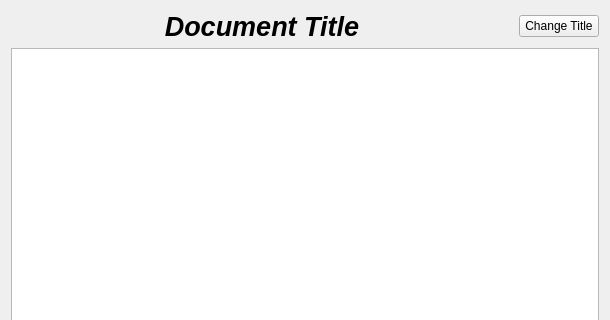
The window that views/UI/DocumentView.ui (fbarden/ProjectManager) describes before a commit, drawn with Qt 5; both pictures show x 0 to 610 and y 0 to 320 of the 610 by 580 pixel window.
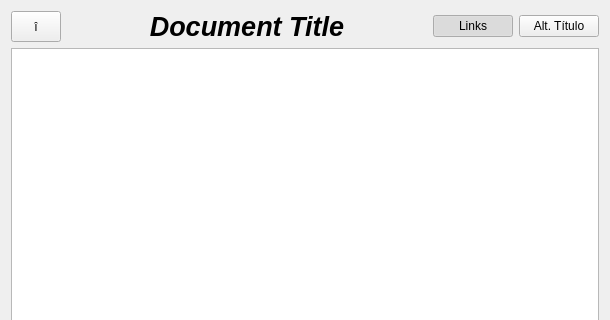
The same window after the commit.

Commit message: Really big update from weekend. Add 'new project', 'new document' and start a 'new clause'. Also implement Clause's 'Import File', Document's 'upToProject' and 'showLinks'.

What changed in the file:
```diff
--- a/views/UI/DocumentView.ui
+++ b/views/UI/DocumentView.ui
@@ -16,6 +16,25 @@
   <layout class="QVBoxLayout" name="verticalLayout">
    <item>
     <layout class="QHBoxLayout" name="horizontalLayout">
+     <item>
+      <widget class="QToolButton" name="upButton">
+       <property name="sizePolicy">
+        <sizepolicy hsizetype="Fixed" vsizetype="Fixed">
+         <horstretch>0</horstretch>
+         <verstretch>0</verstretch>
+        </sizepolicy>
+       </property>
+       <property name="maximumSize">
+        <size>
+         <width>50</width>
+         <height>50</height>
+        </size>
+       </property>
+       <property name="text">
+        <string>î</string>
+       </property>
+      </widget>
+     </item>
      <item>
       <widget class="QLabel" name="titleLabel">
        <property name="font">
@@ -34,6 +53,25 @@
        </property>
       </widget>
      </item>
+     <item>
+      <widget class="QPushButton" name="showLinksButton">
+       <property name="sizePolicy">
+        <sizepolicy hsizetype="Fixed" vsizetype="Fixed">
+         <horstretch>0</horstretch>
+         <verstretch>0</verstretch>
+        </sizepolicy>
+       </property>
+       <property name="text">
+        <string>Links</string>
+       </property>
+       <property name="checkable">
+        <bool>true</bool>
+       </property>
+       <property name="checked">
+        <bool>true</bool>
+       </property>
+      </widget>
+     </item>
      <item>
       <widget class="QPushButton" name="titleButton">
        <property name="sizePolicy">
@@ -43,7 +81,7 @@
         </sizepolicy>
        </property>
        <property name="text">
-        <string>Change Title</string>
+        <string>Alt. Título</string>
        </property>
       </widget>
      </item>
```
Left out of the diff: 2 changed lines with no effect on the pictures. The commit also changes 41 other files.
